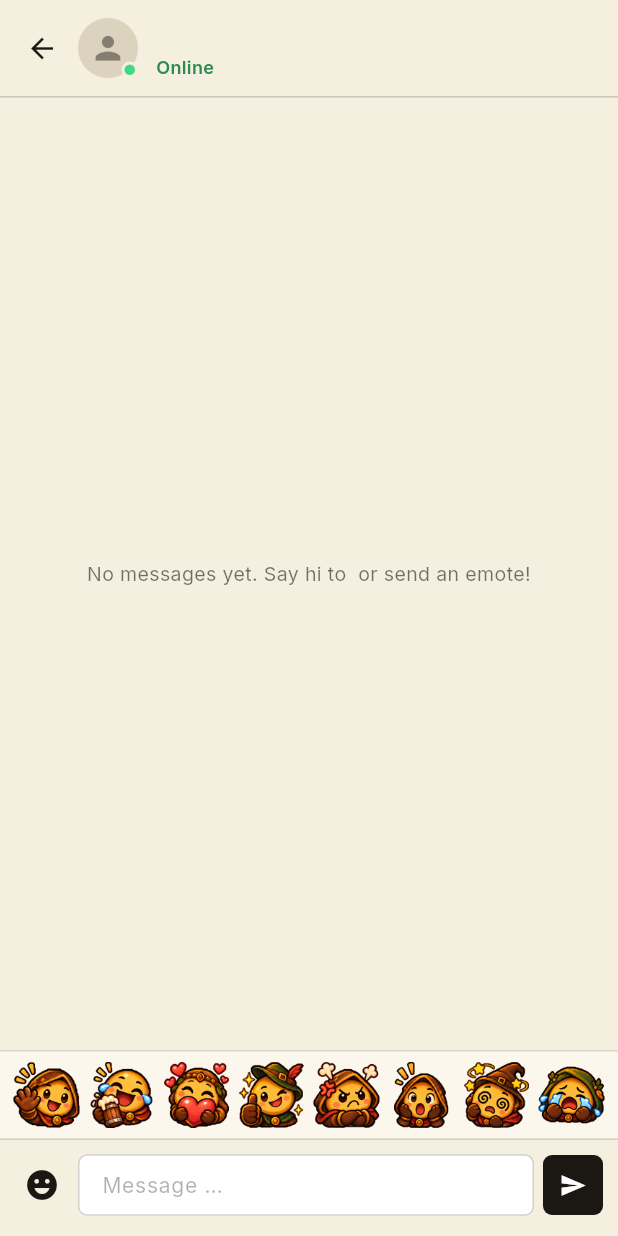
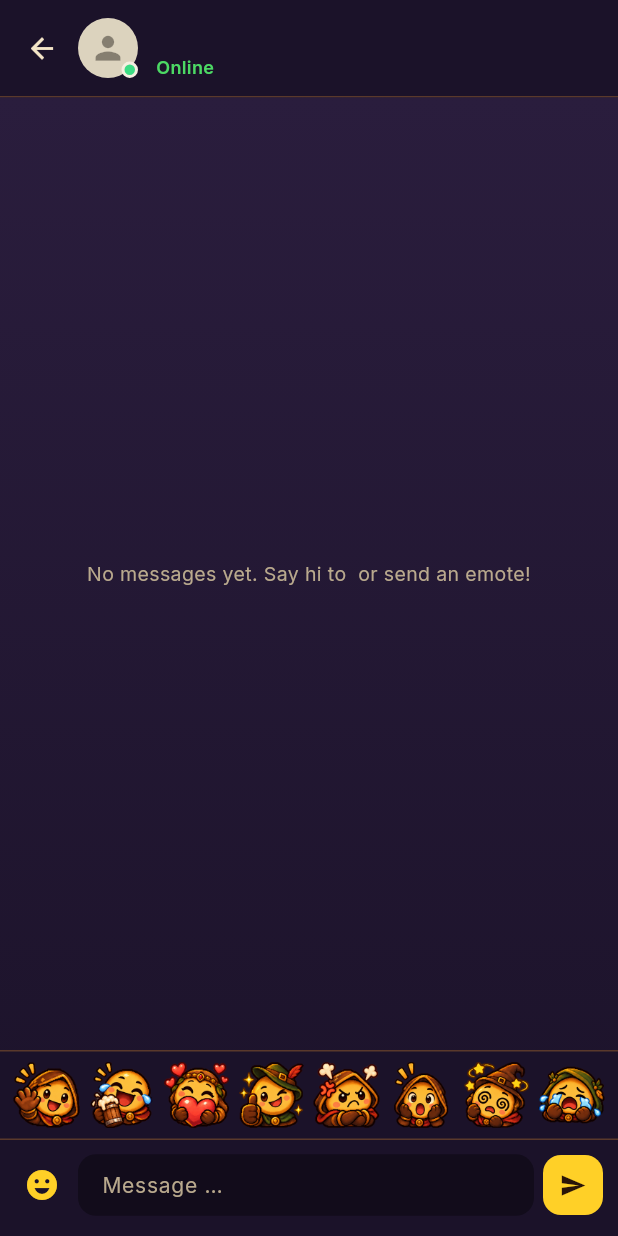
Before and after one commit to Aistwobig/Cybernie, a Flutter app: the DirectChatScreen screen opened directly with empty values, after a tap on the "emoji emotions" icon, on a phone screen of 412 x 824 dp. Run offline on Flutter 3.47's test engine with Material 3 defaults, Android fonts, the phone set to English and light mode, and no system bars; our stand-ins replace audioplayers, device_preview, google_fonts, image_picker, qr_flutter, shared_preferences and 2 more; missing offline and left inert: dart:js_interop, dart:ui_web, flame; accounts and stored records are empty; network calls fail; statements that could not run were skipped.

Commit message:
added some changes inside the app (ui) Add friend button, Chat in yellow and purple, Message notification, Spammable emotes

```diff
--- a/lib/constants/app_strings.dart
+++ b/lib/constants/app_strings.dart
@@ -108,6 +108,10 @@ class AppStrings {
   static const String declineButton = 'DECLINE';
   static const String addButton = 'ADD';
   static const String pendingLabel = 'Pending';
+  // The friend pill on player rows (see FriendPill).
+  static const String addPill = 'Add';
+  static const String requestedPill = 'Requested ✓';
+  static const String friendsPill = 'Friends ✓';
   static const String friendsLabel = 'Friends';
   static const String friendSafetyNote =
       'SAFETY NOTE: Please be aware of fake accounts and do not share '
--- a/lib/game/character.dart
+++ b/lib/game/character.dart
@@ -582,10 +582,7 @@ abstract class Character extends SpriteAnimationGroupComponent<(Facing, Pose)>
         Vector2(drift, -18 - _emoteRandom.nextDouble() * 10),
         EffectController(duration: 2.2, curve: Curves.easeOutCubic),
       ),
-      RemoveEffect(
-        delay: 2.4,
-        onComplete: () => _emotes.remove(emote),
-      ),
+      RemoveEffect(delay: 2.4, onComplete: () => _emotes.remove(emote)),
     ]);
     _emotes.add(emote);
     add(emote);
--- a/lib/screens/direct_chat_screen.dart
+++ b/lib/screens/direct_chat_screen.dart
@@ -3,7 +3,6 @@ import 'package:google_fonts/google_fonts.dart';
 
 import '../constants/app_strings.dart';
 import '../models/profile.dart';
-import '../theme/app_theme.dart';
 import '../utils/last_seen.dart';
 import '../widgets/direct_chat_view.dart';
 import '../widgets/player_avatar.dart';
@@ -27,7 +26,7 @@ class DirectChatScreen extends StatelessWidget {
     final online = friend.isOnline();
 
     return Scaffold(
-      backgroundColor: AppColors.parchment,
+      backgroundColor: ChatColors.bar,
       body: SafeArea(
         child: Column(
           crossAxisAlignment: CrossAxisAlignment.stretch,
@@ -41,7 +40,7 @@ class DirectChatScreen extends StatelessWidget {
                     tooltip: AppStrings.backButton,
                     onPressed: () => Navigator.of(context).pop(),
                     icon: const Icon(Icons.arrow_back, size: 22),
-                    color: AppColors.ink,
+                    color: ChatColors.cream,
                   ),
                   PlayerAvatar(
                     photoUrl: friend.avatarUrl,
@@ -60,10 +59,10 @@ class DirectChatScreen extends StatelessWidget {
                             friend.displayName,
                             maxLines: 1,
                             overflow: TextOverflow.ellipsis,
-                            style: GoogleFonts.lora(
+                            style: GoogleFonts.plusJakartaSans(
                               fontSize: 18,
-                              fontWeight: FontWeight.w700,
-                              color: AppColors.ink,
+                              fontWeight: FontWeight.w800,
+                              color: ChatColors.cream,
                             ),
                           ),
                         ),
@@ -73,8 +72,8 @@ class DirectChatScreen extends StatelessWidget {
                             fontSize: 12,
                             fontWeight: FontWeight.w600,
                             color: online
-                                ? AppColors.online
-                                : AppColors.ink.withValues(alpha: 0.55),
+                                ? const Color(0xFF4CD964)
+                                : ChatColors.muted,
                           ),
                         ),
                       ],
@@ -83,7 +82,7 @@ class DirectChatScreen extends StatelessWidget {
                 ],
               ),
             ),
-            Container(height: 1, color: AppColors.ink.withValues(alpha: 0.18)),
+            Container(height: 1, color: const Color(0x66B8742E)),
             Expanded(child: DirectChatView(friend: friend)),
           ],
         ),
--- a/lib/widgets/direct_chat_view.dart
+++ b/lib/widgets/direct_chat_view.dart
@@ -8,7 +8,29 @@ import '../models/profile.dart';
 import '../services/direct_message_service.dart';
 import '../services/dm_notifier.dart';
 import '../services/sfx_service.dart';
-import '../theme/app_theme.dart';
+
+/// The chat's colours (as on the landing page): deep purple, with your
+/// messages in gold and theirs in soft cream. The same in day and night.
+class ChatColors {
+  ChatColors._();
+
+  static const Color bgTop = Color(0xFF2A1D3D);
+  static const Color bgBottom = Color(0xFF1B1229);
+  static const Color bar = Color(0xFF1B1229);
+  static const Color gold = Color(0xFFFFD027);
+  static const Color goldInk = Color(0xFF2A1408);
+  static const Color cream = Color(0xFFF5E6C8);
+  static const Color muted = Color(0xFFB9A98D);
+  static const Color copper = Color(0xFFB8742E);
+  static const Color theirs = Color(0x1FF5E6C8);
+  static const Color field = Color(0x59000000);
+
+  static const LinearGradient background = LinearGradient(
+    begin: Alignment.topCenter,
+    end: Alignment.bottomCenter,
+    colors: [bgTop, bgBottom],
+  );
+}
 
 /// A private conversation with [friend]: the messages, newest at the bottom,
 /// and a box to write text or send one of the game's emotes.
@@ -205,6 +227,13 @@ class _DirectChatViewState extends State<DirectChatView> {
   @override
   Widget build(BuildContext context) {
     final pad = widget.compact ? 10.0 : 16.0;
+    return DecoratedBox(
+      decoration: const BoxDecoration(gradient: ChatColors.background),
+      child: _buildColumn(pad),
+    );
+  }
+
+  Widget _buildColumn(double pad) {
     return Column(
       crossAxisAlignment: CrossAxisAlignment.stretch,
       children: [
@@ -212,11 +241,7 @@ class _DirectChatViewState extends State<DirectChatView> {
         if (_editing != null)
           _EditingBar(onCancel: () => setState(_stopEditing)),
         if (_emotesOpen)
-          _EmoteRow(
-            compact: widget.compact,
-            enabled: true,
-            onPick: _sendEmote,
-          ),
+          _EmoteRow(compact: widget.compact, enabled: true, onPick: _sendEmote),
         _Composer(
           controller: _controller,
           focusNode: _inputFocus,
@@ -243,7 +268,7 @@ class _DirectChatViewState extends State<DirectChatView> {
           height: 22,
           child: CircularProgressIndicator(
             strokeWidth: 2,
-            color: AppColors.ink,
+            color: ChatColors.gold,
           ),
         ),
       );
@@ -338,20 +363,17 @@ class _MessageTile extends StatelessWidget {
           vertical: compact ? 7 : 9,
         ),
         decoration: BoxDecoration(
-          color: mine ? AppColors.ink : AppColors.card,
+          color: mine ? ChatColors.gold : ChatColors.theirs,
           borderRadius: BorderRadius.only(
-            topLeft: const Radius.circular(12),
-            topRight: const Radius.circular(12),
-            bottomLeft: Radius.circular(mine ? 12 : 3),
-            bottomRight: Radius.circular(mine ? 3 : 12),
+            topLeft: const Radius.circular(14),
+            topRight: const Radius.circular(14),
+            bottomLeft: Radius.circular(mine ? 14 : 4),
+            bottomRight: Radius.circular(mine ? 4 : 14),
           ),
-          border: mine
-              ? null
-              : Border.all(color: AppColors.ink.withValues(alpha: 0.25)),
           boxShadow: selected
               ? [
                   BoxShadow(
-                    color: AppColors.frameBrown.withValues(alpha: 0.6),
+                    color: ChatColors.copper,
                     blurRadius: 0,
                     spreadRadius: 2,
                   ),
@@ -363,7 +385,8 @@ class _MessageTile extends StatelessWidget {
           style: GoogleFonts.inter(
             fontSize: compact ? 13 : 14.5,
             height: 1.35,
-            color: mine ? AppColors.onInk : AppColors.ink,
+            fontWeight: mine ? FontWeight.w600 : FontWeight.w400,
+            color: mine ? ChatColors.goldInk : ChatColors.cream,
           ),
         ),
       );
@@ -389,10 +412,7 @@ class _MessageTile extends StatelessWidget {
           const SizedBox(height: 3),
           Text(
             meta,
-            style: GoogleFonts.inter(
-              fontSize: 10.5,
-              color: AppColors.ink.withValues(alpha: 0.5),
-            ),
+            style: GoogleFonts.inter(fontSize: 10.5, color: ChatColors.muted),
           ),
           if (selected)
             Padding(
@@ -410,7 +430,7 @@ class _MessageTile extends StatelessWidget {
                   _ActionChip(
                     icon: Icons.delete_outline,
                     label: AppStrings.dmDelete,
-                    color: const Color(0xFFB3261E),
+                    color: const Color(0xFFFF8A80),
                     onTap: onDelete,
                   ),
                 ],
@@ -453,9 +473,9 @@ class _ActionChip extends StatelessWidget {
 
   @override
   Widget build(BuildContext context) {
-    final fg = color ?? AppColors.ink;
+    final fg = color ?? ChatColors.cream;
     return Material(
-      color: AppColors.card,
+      color: const Color(0x40000000),
       shape: RoundedRectangleBorder(
         borderRadius: BorderRadius.circular(5),
         side: BorderSide(color: fg.withValues(alpha: 0.6)),
@@ -496,10 +516,10 @@ class _EditingBar extends StatelessWidget {
   Widget build(BuildContext context) {
     return Container(
       padding: const EdgeInsets.only(left: 14),
-      color: AppColors.parchmentDim.withValues(alpha: 0.6),
+      color: const Color(0x1FFFD027),
       child: Row(
         children: [
-          Icon(Icons.edit_outlined, size: 15, color: AppColors.ink),
+          const Icon(Icons.edit_outlined, size: 15, color: ChatColors.gold),
           const SizedBox(width: 6),
           Expanded(
             child: Text(
@@ -507,7 +527,7 @@ class _EditingBar extends StatelessWidget {
               style: GoogleFonts.inter(
                 fontSize: 12,
                 fontWeight: FontWeight.w600,
-                color: AppColors.ink,
+                color: ChatColors.cream,
               ),
             ),
           ),
@@ -515,7 +535,7 @@ class _EditingBar extends StatelessWidget {
             tooltip: AppStrings.cancelButton,
             onPressed: onCancel,
             icon: const Icon(Icons.close, size: 18),
-            color: AppColors.ink,
+            color: ChatColors.cream,
           ),
         ],
       ),
@@ -539,11 +559,9 @@ class _EmoteRow extends StatelessWidget {
   Widget build(BuildContext context) {
     return Container(
       padding: const EdgeInsets.symmetric(horizontal: 6, vertical: 4),
-      decoration: BoxDecoration(
-        color: AppColors.card,
-        border: Border(
-          top: BorderSide(color: AppColors.ink.withValues(alpha: 0.15)),
-        ),
+      decoration: const BoxDecoration(
+        color: ChatColors.bar,
+        border: Border(top: BorderSide(color: Color(0x66B8742E))),
       ),
       child: Row(
         mainAxisAlignment: MainAxisAlignment.spaceEvenly,
@@ -609,11 +627,9 @@ class _Composer extends StatelessWidget {
   Widget build(BuildContext context) {
     return Container(
       padding: EdgeInsets.fromLTRB(4, 6, compact ? 6 : 10, compact ? 6 : 10),
-      decoration: BoxDecoration(
-        color: AppColors.parchment,
-        border: Border(
-          top: BorderSide(color: AppColors.ink.withValues(alpha: 0.15)),
-        ),
+      decoration: const BoxDecoration(
+        color: ChatColors.bar,
+        border: Border(top: BorderSide(color: Color(0x66B8742E))),
       ),
       child: Row(
         children: [
@@ -623,7 +639,7 @@ class _Composer extends StatelessWidget {
             onPressed: editing ? null : onToggleEmotes,
             icon: const Icon(Icons.emoji_emotions_outlined),
             selectedIcon: const Icon(Icons.emoji_emotions),
-            color: AppColors.ink,
+            color: emotesOpen ? ChatColors.gold : ChatColors.cream,
           ),
           Expanded(
             child: TextField(
@@ -634,11 +650,30 @@ class _Composer extends StatelessWidget {
               maxLines: 4,
               textInputAction: TextInputAction.send,
               onSubmitted: (_) => onSend(),
-              style: GoogleFonts.inter(fontSize: 14, color: AppColors.ink),
+              cursorColor: ChatColors.gold,
+              style: GoogleFonts.inter(fontSize: 14, color: ChatColors.cream),
               decoration: InputDecoration(
                 hintText: hint,
+                hintStyle: GoogleFonts.inter(
+                  fontSize: 14,
+                  color: ChatColors.muted,
+                ),
                 counterText: '',
                 isDense: true,
+                filled: true,
+                fillColor: ChatColors.field,
+                border: OutlineInputBorder(
+                  borderRadius: BorderRadius.circular(12),
+                  borderSide: BorderSide.none,
+                ),
+                enabledBorder: OutlineInputBorder(
+                  borderRadius: BorderRadius.circular(12),
+                  borderSide: BorderSide.none,
+                ),
+                focusedBorder: OutlineInputBorder(
+                  borderRadius: BorderRadius.circular(12),
+                  borderSide: const BorderSide(color: ChatColors.gold),
+                ),
                 contentPadding: const EdgeInsets.symmetric(
                   horizontal: 12,
                   vertical: 10,
@@ -652,26 +687,27 @@ class _Composer extends StatelessWidget {
             height: 40,
             child: FilledButton(
               style: FilledButton.styleFrom(
-                backgroundColor: AppColors.ink,
+                backgroundColor: ChatColors.gold,
+                disabledBackgroundColor: ChatColors.gold.withValues(alpha: 0.5),
                 padding: EdgeInsets.zero,
                 shape: RoundedRectangleBorder(
-                  borderRadius: BorderRadius.circular(6),
+                  borderRadius: BorderRadius.circular(12),
                 ),
               ),
               onPressed: sending ? null : onSend,
               child: sending
-                  ? SizedBox(
+                  ? const SizedBox(
                       width: 16,
                       height: 16,
                       child: CircularProgressIndicator(
                         strokeWidth: 2,
-                        color: AppColors.onInk,
+                        color: ChatColors.goldInk,
                       ),
                     )
                   : Icon(
                       editing ? Icons.check : Icons.send,
                       size: 18,
-                      color: AppColors.onInk,
+                      color: ChatColors.goldInk,
                       semanticLabel: editing
                           ? AppStrings.dmSaveEdit
                           : AppStrings.dmSend,
@@ -702,10 +738,7 @@ class _Note extends StatelessWidget {
             Text(
               text,
               textAlign: TextAlign.center,
-              style: GoogleFonts.inter(
-                fontSize: 13,
-                color: AppColors.ink.withValues(alpha: 0.6),
-              ),
+              style: GoogleFonts.inter(fontSize: 13, color: ChatColors.muted),
             ),
             if (onRetry != null)
               TextButton(
@@ -714,7 +747,7 @@ class _Note extends StatelessWidget {
                   AppStrings.retryButton,
                   style: GoogleFonts.inter(
                     fontWeight: FontWeight.w700,
-                    color: AppColors.ink,
+                    color: ChatColors.gold,
                   ),
                 ),
               ),
```
Also changed, not shown: lib/screens/add_friends_screen.dart (+8 -27 lines), lib/screens/friends_screen.dart (+8 -14 lines), lib/widgets/dm_banner.dart (+20 -20 lines), lib/widgets/friend_pill.dart (added, +115 -0 lines), 1 other file.
